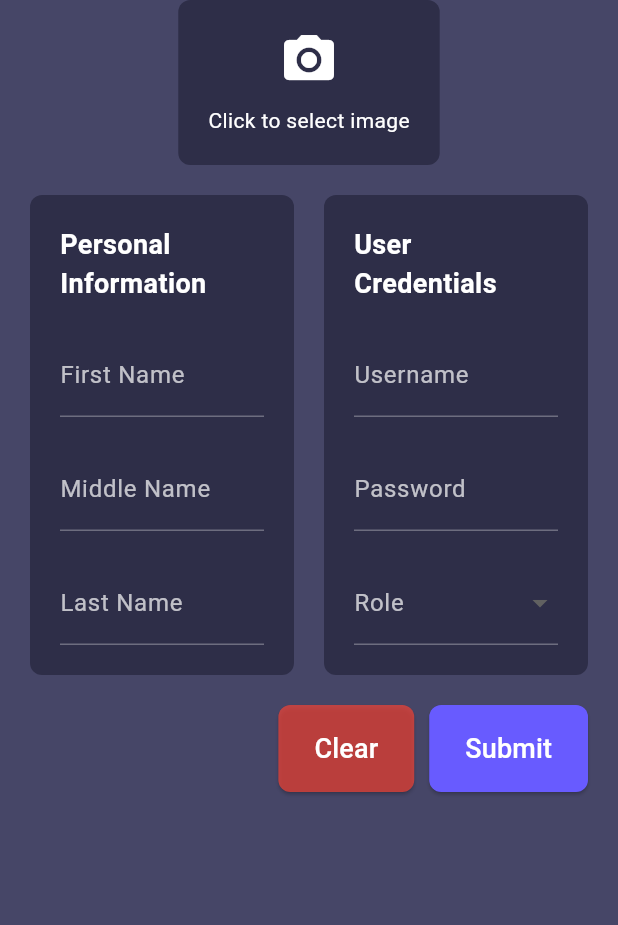
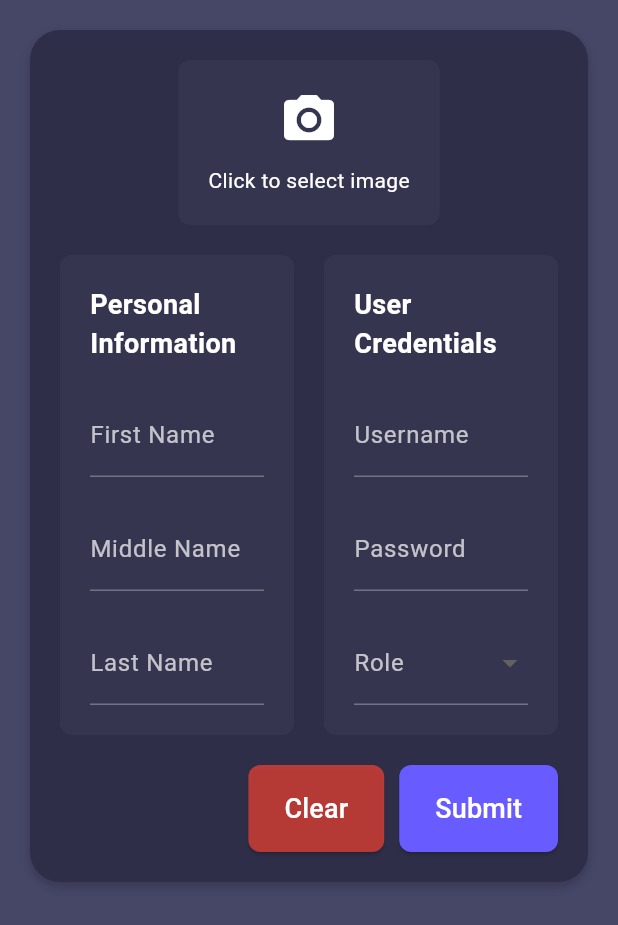
Before and after one commit to CarlosNatanauan/pharmacy_pos, a Flutter app: the AddUser screen opened directly, on a phone screen of 412 x 824 dp. Shown: the top 925 px of the screen. Run offline on Flutter 3.47's test engine with Material 3 defaults, Android fonts, the phone set to English and light mode, and no system bars; our stand-ins replace image_picker, sidebarx; missing offline and left inert: bitsdojo_window.

Commit message:
edit add user

```diff
--- a/lib/management_screen/sub_screens/user_sub_buttons/add_user.dart
+++ b/lib/management_screen/sub_screens/user_sub_buttons/add_user.dart
@@ -19,18 +19,31 @@ class _AddUserState extends State<AddUser> {
   Widget build(BuildContext context) {
     return Scaffold(
       backgroundColor: scaffoldBackgroundColor,
-      body: Padding(
-        padding: const EdgeInsets.only(bottom: 20.0, left: 20, right: 20),
+      body: SingleChildScrollView(
+        child: Padding(
+          padding: const EdgeInsets.all(20.0),
+          child: Container(
+            padding: const EdgeInsets.all(20.0), // Add padding here
+            decoration: BoxDecoration(
+              borderRadius: BorderRadius.circular(20.0),
+              color: canvasColor,
+              boxShadow: [
+                BoxShadow(
+                  color: Colors.black.withOpacity(0.2),
+                  blurRadius: 5,
+                  offset: Offset(0, 3),
+                ),
+              ],
+            ),
             child: Form(
               key: _formKey,
-          child: SingleChildScrollView(
               child: Column(
                 children: <Widget>[
                   // Add a container for image uploader
                   Container(
                     decoration: BoxDecoration(
                       borderRadius: BorderRadius.circular(8),
-                    color: canvasColor,
+                      color: containerColor,
                     ),
                     padding: EdgeInsets.all(20),
                     child: InkWell(
@@ -67,18 +80,16 @@ class _AddUserState extends State<AddUser> {
                     children: <Widget>[
                       Expanded(
                         child: Container(
-
-
                           padding: EdgeInsets.all(20),
-
                           decoration: BoxDecoration(
                             borderRadius: BorderRadius.circular(8),
-                          color: canvasColor,
+                            color: containerColor,
                           ),
                           child: Column(
                             crossAxisAlignment: CrossAxisAlignment.start,
                             children: <Widget>[
-                            Center(child: Text('Personal Information', style: TextStyle(color: white, fontSize: 18, fontWeight: FontWeight.bold))),
+                              Center(
+                                  child: Text('Personal Information', style: TextStyle(color: white, fontSize: 18, fontWeight: FontWeight.bold))),
                               SizedBox(height: 20),
                               TextFormField(
                                 decoration: InputDecoration(
@@ -141,16 +152,15 @@ class _AddUserState extends State<AddUser> {
                       Expanded(
                         child: Container(
                           padding: EdgeInsets.all(20),
-
                           decoration: BoxDecoration(
                             borderRadius: BorderRadius.circular(8),
-                          color: canvasColor,
+                            color: containerColor,
                           ),
-
                           child: Column(
                             crossAxisAlignment: CrossAxisAlignment.start,
                             children: <Widget>[
-                            Center(child: Text('User Credentials', style: TextStyle(color: white, fontSize: 18, fontWeight: FontWeight.bold))),
+                              Center(
+                                  child: Text('User Credentials', style: TextStyle(color: white, fontSize: 18, fontWeight: FontWeight.bold))),
                               SizedBox(height: 20),
                               TextFormField(
                                 decoration: InputDecoration(
@@ -214,7 +224,8 @@ class _AddUserState extends State<AddUser> {
                                     return 'Please select a role';
                                   }
                                   return null;
-                              }, onChanged: (String? value) {  },
+                                },
+                                onChanged: (String? value) {},
                               ),
                             ],
                           ),
@@ -223,8 +234,6 @@ class _AddUserState extends State<AddUser> {
                     ],
                   ),
                   SizedBox(height: 20),
-
-
                   Row(
                     mainAxisAlignment: MainAxisAlignment.end,
                     children: [
@@ -274,10 +283,8 @@ class _AddUserState extends State<AddUser> {
                       ),
                     ],
                   ),
-
-
-
                 ],
+              ),
             ),
           ),
         ),
@@ -290,6 +297,23 @@ const primaryColor = Color(0xFF685BFF);
 const canvasColor = Color(0xFF2E2E48);
 const scaffoldBackgroundColor = Color(0xFF464667);
 const accentCanvasColor = Color(0xFF3E3E61);
+const containerColor = Color(0xFF353550);
 const white = Colors.white;
 final actionColor = const Color(0xFF5F5FA7).withOpacity(0.6);
 final divider = Divider(color: white.withOpacity(0.3), height: 1);
+
+void main() {
+  runApp(MaterialApp(
+    home: Container(
+      padding: EdgeInsets.all(20), // Add padding to the outer container
+      decoration: BoxDecoration(
+        gradient: LinearGradient(
+          begin: Alignment.topLeft,
+          end: Alignment.bottomRight,
+          colors: [Color(0xFF333366), Color(0xFF2E2E48)],
+        ),
+      ),
+      child: AddUser(),
+    ),
+  ));
+}
```
Lines whose indentation alone changed are shown as unchanged.
